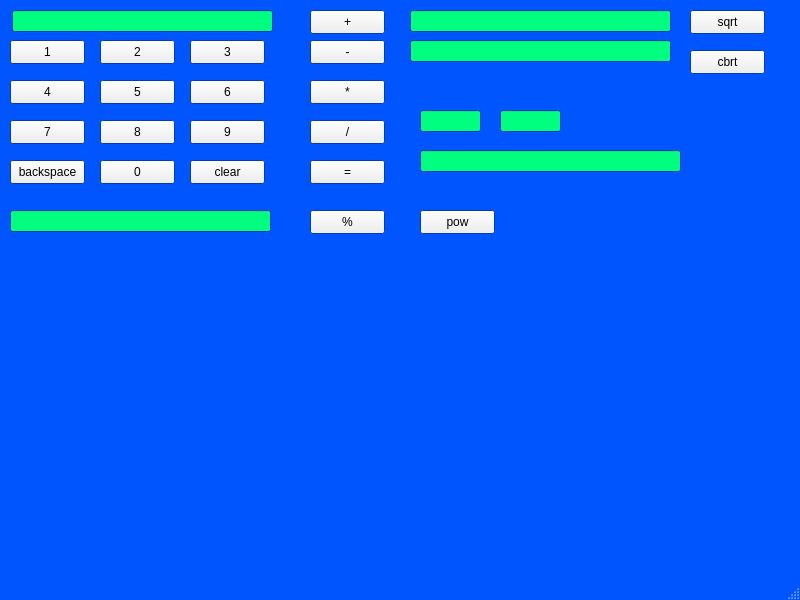
sca255/calcboxed, file calculator.ui: the form before one commit.
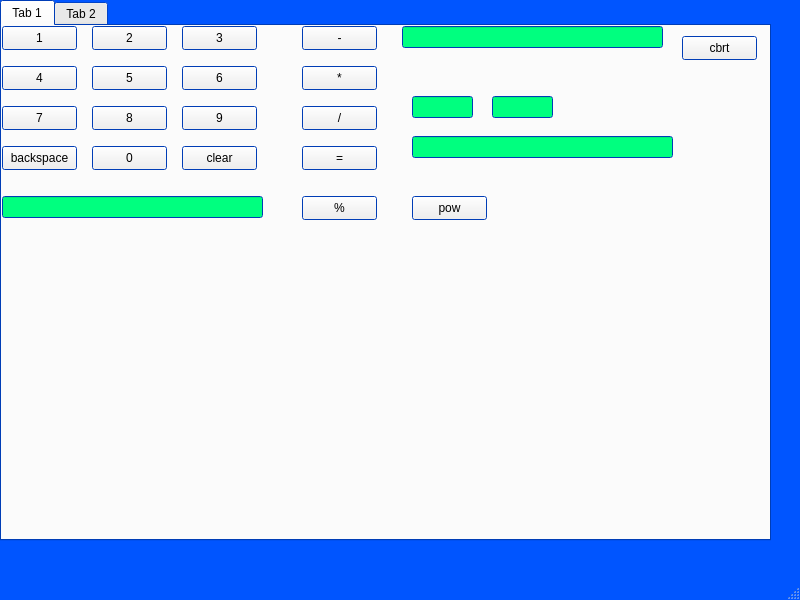
The form after the commit.

```diff
--- a/calculator.ui
+++ b/calculator.ui
@@ -105,50 +105,89 @@
    <string>MainWindow</string>
   </property>
   <widget class="QWidget" name="centralwidget">
-   <widget class="QLineEdit" name="lineEdit">
+   <widget class="QTabWidget" name="tabWidget">
     <property name="geometry">
      <rect>
-      <x>12</x>
+      <x>0</x>
+      <y>0</y>
+      <width>771</width>
+      <height>541</height>
+     </rect>
+    </property>
+    <widget class="QWidget" name="tab">
+     <attribute name="title">
+      <string>Tab 1</string>
+     </attribute>
+     <widget class="QPushButton" name="pushButton_back">
+      <property name="geometry">
+       <rect>
+        <x>0</x>
+        <y>120</y>
+        <width>75</width>
+        <height>24</height>
+       </rect>
+      </property>
+      <property name="text">
+       <string>backspace</string>
+      </property>
+     </widget>
+     <widget class="QPushButton" name="pushButton_cbrt">
+      <property name="geometry">
+       <rect>
+        <x>680</x>
       <y>10</y>
-      <width>261</width>
-      <height>22</height>
-     </rect>
-    </property>
-   </widget>
-   <widget class="QPushButton" name="pushButton_1">
+        <width>75</width>
+        <height>24</height>
+       </rect>
+      </property>
+      <property name="text">
+       <string>cbrt</string>
+      </property>
+     </widget>
+     <widget class="QPushButton" name="pushButton_0">
     <property name="geometry">
      <rect>
-      <x>10</x>
-      <y>40</y>
+        <x>90</x>
+        <y>120</y>
       <width>75</width>
       <height>24</height>
      </rect>
     </property>
-    <property name="cursor">
-     <cursorShape>OpenHandCursor</cursorShape>
-    </property>
+      <property name="text">
+       <string>0</string>
+      </property>
+     </widget>
+     <widget class="QPushButton" name="pushButton_9">
+      <property name="geometry">
+       <rect>
+        <x>180</x>
+        <y>80</y>
+        <width>75</width>
+        <height>24</height>
+       </rect>
+      </property>
     <property name="text">
-     <string>1</string>
-    </property>
-   </widget>
-   <widget class="QPushButton" name="pushButton_2">
+       <string>9</string>
+      </property>
+     </widget>
+     <widget class="QPushButton" name="pushButton_sqrt">
     <property name="geometry">
      <rect>
-      <x>100</x>
-      <y>40</y>
+        <x>680</x>
+        <y>-30</y>
       <width>75</width>
       <height>24</height>
      </rect>
     </property>
     <property name="text">
-     <string>2</string>
+       <string>sqrt</string>
     </property>
    </widget>
    <widget class="QPushButton" name="pushButton_3">
     <property name="geometry">
      <rect>
-      <x>190</x>
-      <y>40</y>
+        <x>180</x>
+        <y>0</y>
       <width>75</width>
       <height>24</height>
      </rect>
@@ -157,11 +196,34 @@
      <string>3</string>
     </property>
    </widget>
+     <widget class="QPushButton" name="pushButton_clear">
+      <property name="geometry">
+       <rect>
+        <x>180</x>
+        <y>120</y>
+        <width>75</width>
+        <height>24</height>
+       </rect>
+      </property>
+      <property name="text">
+       <string>clear</string>
+      </property>
+     </widget>
+     <widget class="QLineEdit" name="lineEdit">
+      <property name="geometry">
+       <rect>
+        <x>2</x>
+        <y>-30</y>
+        <width>261</width>
+        <height>22</height>
+       </rect>
+      </property>
+     </widget>
    <widget class="QPushButton" name="pushButton_4">
     <property name="geometry">
      <rect>
-      <x>10</x>
-      <y>80</y>
+        <x>0</x>
+        <y>40</y>
       <width>75</width>
       <height>24</height>
      </rect>
@@ -173,8 +235,8 @@
    <widget class="QPushButton" name="pushButton_5">
     <property name="geometry">
      <rect>
-      <x>100</x>
-      <y>80</y>
+        <x>90</x>
+        <y>40</y>
       <width>75</width>
       <height>24</height>
      </rect>
@@ -183,11 +245,54 @@
      <string>5</string>
     </property>
    </widget>
+     <widget class="QLineEdit" name="lineEdit_r_opt">
+      <property name="geometry">
+       <rect>
+        <x>400</x>
+        <y>0</y>
+        <width>261</width>
+        <height>22</height>
+       </rect>
+      </property>
+     </widget>
+     <widget class="QPushButton" name="pushButton_eq">
+      <property name="geometry">
+       <rect>
+        <x>300</x>
+        <y>120</y>
+        <width>75</width>
+        <height>24</height>
+       </rect>
+      </property>
+      <property name="text">
+       <string>=</string>
+      </property>
+     </widget>
+     <widget class="QLineEdit" name="lineEdit_exp_i1">
+      <property name="geometry">
+       <rect>
+        <x>410</x>
+        <y>70</y>
+        <width>61</width>
+        <height>22</height>
+       </rect>
+      </property>
+     </widget>
+     <widget class="QLineEdit" name="lineEdit_r_ipt">
+      <property name="geometry">
+       <rect>
+        <x>400</x>
+        <y>-30</y>
+        <width>261</width>
+        <height>22</height>
+       </rect>
+      </property>
+     </widget>
    <widget class="QPushButton" name="pushButton_6">
     <property name="geometry">
      <rect>
-      <x>190</x>
-      <y>80</y>
+        <x>180</x>
+        <y>40</y>
       <width>75</width>
       <height>24</height>
      </rect>
@@ -199,8 +304,8 @@
    <widget class="QPushButton" name="pushButton_7">
     <property name="geometry">
      <rect>
-      <x>10</x>
-      <y>120</y>
+        <x>0</x>
+        <y>80</y>
       <width>75</width>
       <height>24</height>
      </rect>
@@ -209,201 +314,44 @@
      <string>7</string>
     </property>
    </widget>
-   <widget class="QPushButton" name="pushButton_8">
+     <widget class="QPushButton" name="pushButton_2">
     <property name="geometry">
      <rect>
-      <x>100</x>
-      <y>120</y>
+        <x>90</x>
+        <y>0</y>
       <width>75</width>
       <height>24</height>
      </rect>
     </property>
     <property name="text">
-     <string>8</string>
-    </property>
-   </widget>
-   <widget class="QPushButton" name="pushButton_9">
-    <property name="geometry">
-     <rect>
-      <x>190</x>
-      <y>120</y>
-      <width>75</width>
-      <height>24</height>
-     </rect>
-    </property>
-    <property name="text">
-     <string>9</string>
-    </property>
-   </widget>
-   <widget class="QPushButton" name="pushButton_0">
-    <property name="geometry">
-     <rect>
-      <x>100</x>
-      <y>160</y>
-      <width>75</width>
-      <height>24</height>
-     </rect>
-    </property>
-    <property name="text">
-     <string>0</string>
-    </property>
-   </widget>
-   <widget class="QPushButton" name="pushButton_plus">
-    <property name="geometry">
-     <rect>
-      <x>310</x>
-      <y>10</y>
-      <width>75</width>
-      <height>24</height>
-     </rect>
-    </property>
-    <property name="text">
-     <string>+</string>
-    </property>
-   </widget>
-   <widget class="QPushButton" name="pushButton_minus">
-    <property name="geometry">
-     <rect>
-      <x>310</x>
-      <y>40</y>
-      <width>75</width>
-      <height>24</height>
-     </rect>
-    </property>
-    <property name="text">
-     <string>-</string>
-    </property>
-   </widget>
-   <widget class="QPushButton" name="pushButton_mul">
-    <property name="geometry">
-     <rect>
-      <x>310</x>
-      <y>80</y>
-      <width>75</width>
-      <height>24</height>
-     </rect>
-    </property>
-    <property name="text">
-     <string>*</string>
-    </property>
-   </widget>
-   <widget class="QPushButton" name="pushButton_div">
-    <property name="geometry">
-     <rect>
-      <x>310</x>
-      <y>120</y>
-      <width>75</width>
-      <height>24</height>
-     </rect>
-    </property>
-    <property name="text">
-     <string>/</string>
-    </property>
-   </widget>
-   <widget class="QPushButton" name="pushButton_eq">
-    <property name="geometry">
-     <rect>
-      <x>310</x>
-      <y>160</y>
-      <width>75</width>
-      <height>24</height>
-     </rect>
-    </property>
-    <property name="text">
-     <string>=</string>
-    </property>
-   </widget>
-   <widget class="QLineEdit" name="lineEdit_r_ipt">
-    <property name="geometry">
-     <rect>
-      <x>410</x>
-      <y>10</y>
-      <width>261</width>
-      <height>22</height>
-     </rect>
-    </property>
-   </widget>
-   <widget class="QLineEdit" name="lineEdit_r_opt">
-    <property name="geometry">
-     <rect>
-      <x>410</x>
-      <y>40</y>
-      <width>261</width>
-      <height>22</height>
-     </rect>
-    </property>
-   </widget>
-   <widget class="QLineEdit" name="lineEdit_opt">
-    <property name="geometry">
-     <rect>
-      <x>10</x>
-      <y>210</y>
-      <width>261</width>
-      <height>22</height>
-     </rect>
-    </property>
-   </widget>
-   <widget class="QPushButton" name="pushButton_sqrt">
-    <property name="geometry">
-     <rect>
-      <x>690</x>
-      <y>10</y>
-      <width>75</width>
-      <height>24</height>
-     </rect>
-    </property>
-    <property name="text">
-     <string>sqrt</string>
-    </property>
-   </widget>
-   <widget class="QPushButton" name="pushButton_cbrt">
-    <property name="geometry">
-     <rect>
-      <x>690</x>
-      <y>50</y>
-      <width>75</width>
-      <height>24</height>
-     </rect>
-    </property>
-    <property name="text">
-     <string>cbrt</string>
-    </property>
-   </widget>
-   <widget class="QLineEdit" name="lineEdit_exp_i1">
-    <property name="geometry">
-     <rect>
-      <x>420</x>
-      <y>110</y>
-      <width>61</width>
-      <height>22</height>
-     </rect>
-    </property>
-   </widget>
-   <widget class="QLineEdit" name="lineEdit_exp_i2">
-    <property name="geometry">
-     <rect>
-      <x>500</x>
-      <y>110</y>
-      <width>61</width>
-      <height>22</height>
-     </rect>
+       <string>2</string>
     </property>
    </widget>
    <widget class="QLineEdit" name="lineEdit_exp_opt">
     <property name="geometry">
      <rect>
-      <x>420</x>
-      <y>150</y>
+        <x>410</x>
+        <y>110</y>
       <width>261</width>
       <height>22</height>
      </rect>
     </property>
    </widget>
+     <widget class="QLineEdit" name="lineEdit_exp_i2">
+      <property name="geometry">
+       <rect>
+        <x>490</x>
+        <y>70</y>
+        <width>61</width>
+        <height>22</height>
+       </rect>
+      </property>
+     </widget>
    <widget class="QPushButton" name="pushButton_pow">
     <property name="geometry">
      <rect>
-      <x>420</x>
-      <y>210</y>
+        <x>410</x>
+        <y>170</y>
       <width>75</width>
       <height>24</height>
      </rect>
@@ -412,11 +360,37 @@
      <string>pow</string>
     </property>
    </widget>
+     <widget class="QPushButton" name="pushButton_mul">
+      <property name="geometry">
+       <rect>
+        <x>300</x>
+        <y>40</y>
+        <width>75</width>
+        <height>24</height>
+       </rect>
+      </property>
+      <property name="text">
+       <string>*</string>
+      </property>
+     </widget>
+     <widget class="QPushButton" name="pushButton_minus">
+      <property name="geometry">
+       <rect>
+        <x>300</x>
+        <y>0</y>
+        <width>75</width>
+        <height>24</height>
+       </rect>
+      </property>
+      <property name="text">
+       <string>-</string>
+      </property>
+     </widget>
    <widget class="QPushButton" name="pushButton_mod">
     <property name="geometry">
      <rect>
-      <x>310</x>
-      <y>210</y>
+        <x>300</x>
+        <y>170</y>
       <width>75</width>
       <height>24</height>
      </rect>
@@ -425,31 +399,74 @@
      <string>%</string>
     </property>
    </widget>
-   <widget class="QPushButton" name="pushButton_clear">
+     <widget class="QPushButton" name="pushButton_div">
     <property name="geometry">
      <rect>
-      <x>190</x>
-      <y>160</y>
+        <x>300</x>
+        <y>80</y>
       <width>75</width>
       <height>24</height>
      </rect>
     </property>
     <property name="text">
-     <string>clear</string>
-    </property>
-   </widget>
-   <widget class="QPushButton" name="pushButton_back">
+       <string>/</string>
+      </property>
+     </widget>
+     <widget class="QLineEdit" name="lineEdit_opt">
     <property name="geometry">
      <rect>
-      <x>10</x>
-      <y>160</y>
+        <x>0</x>
+        <y>170</y>
+        <width>261</width>
+        <height>22</height>
+       </rect>
+      </property>
+     </widget>
+     <widget class="QPushButton" name="pushButton_1">
+      <property name="geometry">
+       <rect>
+        <x>0</x>
+        <y>0</y>
       <width>75</width>
       <height>24</height>
      </rect>
     </property>
     <property name="text">
-     <string>backspace</string>
-    </property>
+       <string>1</string>
+      </property>
+     </widget>
+     <widget class="QPushButton" name="pushButton_plus">
+      <property name="geometry">
+       <rect>
+        <x>300</x>
+        <y>-30</y>
+        <width>75</width>
+        <height>24</height>
+       </rect>
+      </property>
+      <property name="text">
+       <string>+</string>
+      </property>
+     </widget>
+     <widget class="QPushButton" name="pushButton_8">
+      <property name="geometry">
+       <rect>
+        <x>90</x>
+        <y>80</y>
+        <width>75</width>
+        <height>24</height>
+       </rect>
+      </property>
+      <property name="text">
+       <string>8</string>
+      </property>
+     </widget>
+    </widget>
+    <widget class="QWidget" name="tab_2">
+     <attribute name="title">
+      <string>Tab 2</string>
+     </attribute>
+    </widget>
    </widget>
   </widget>
   <widget class="QMenuBar" name="menubar">
```
Left out of the diff: 5 changed lines with no effect on the pictures. Lines whose indentation alone changed are shown as unchanged.
